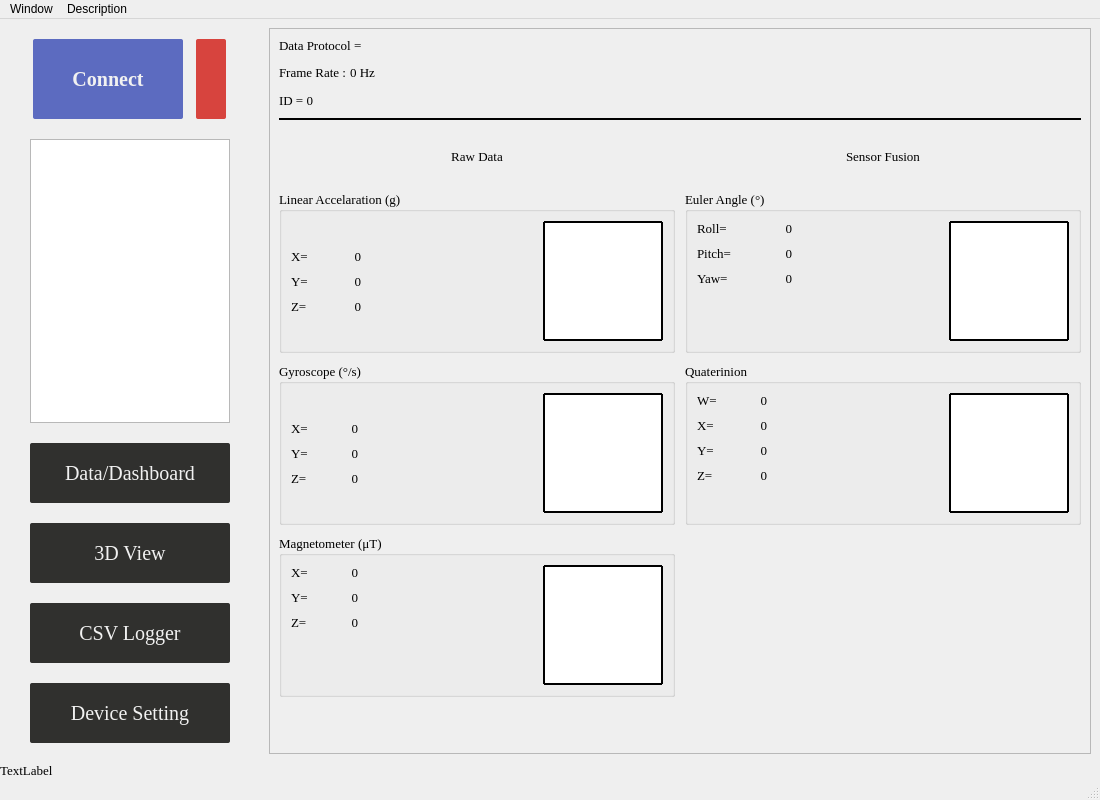
Qt form CHCenter/baseform.ui (dongFangTuring/CHCenter) before a commit.
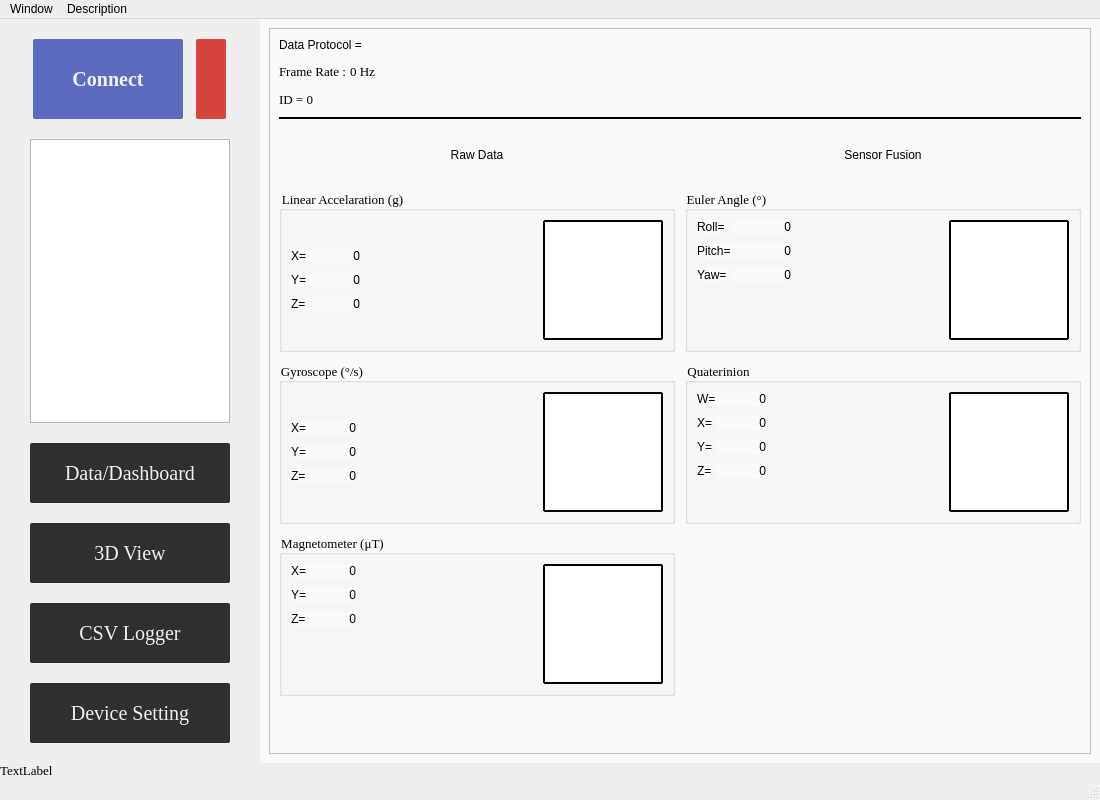
The same form after that commit. Icons and pictures are not drawn.

Diff of the .ui file:
```diff
--- a/CHCenter/baseform.ui
+++ b/CHCenter/baseform.ui
@@ -462,10 +462,16 @@
       </item>
       <item>
        <widget class="QStackedWidget" name="stackedWidget">
+        <property name="styleSheet">
+         <string notr="true">QStackedWidget{background-color:rgb(250,250,250);}</string>
+        </property>
         <property name="currentIndex">
          <number>0</number>
         </property>
         <widget class="QWidget" name="PageData">
+         <property name="styleSheet">
+          <string notr="true">background-color:rgb(250,250,250);</string>
+         </property>
          <layout class="QVBoxLayout" name="verticalLayout">
           <item>
            <widget class="QScrollArea" name="PageDataScroll">
```
